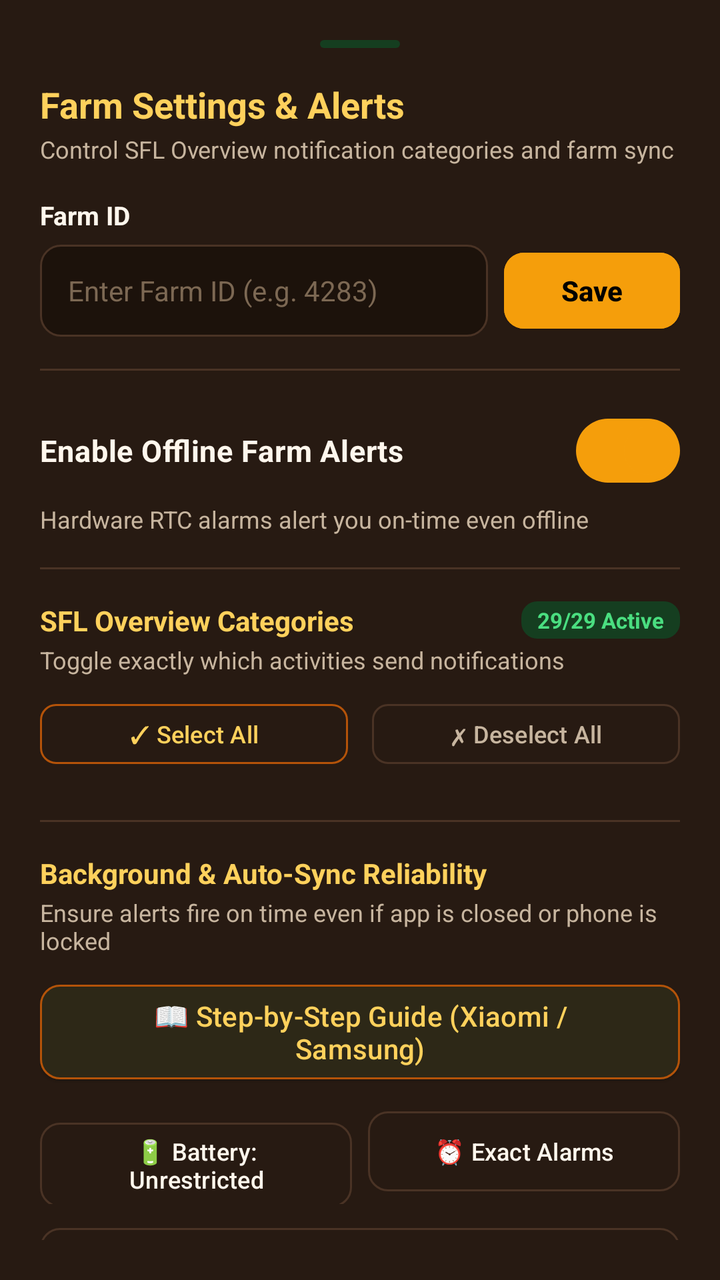
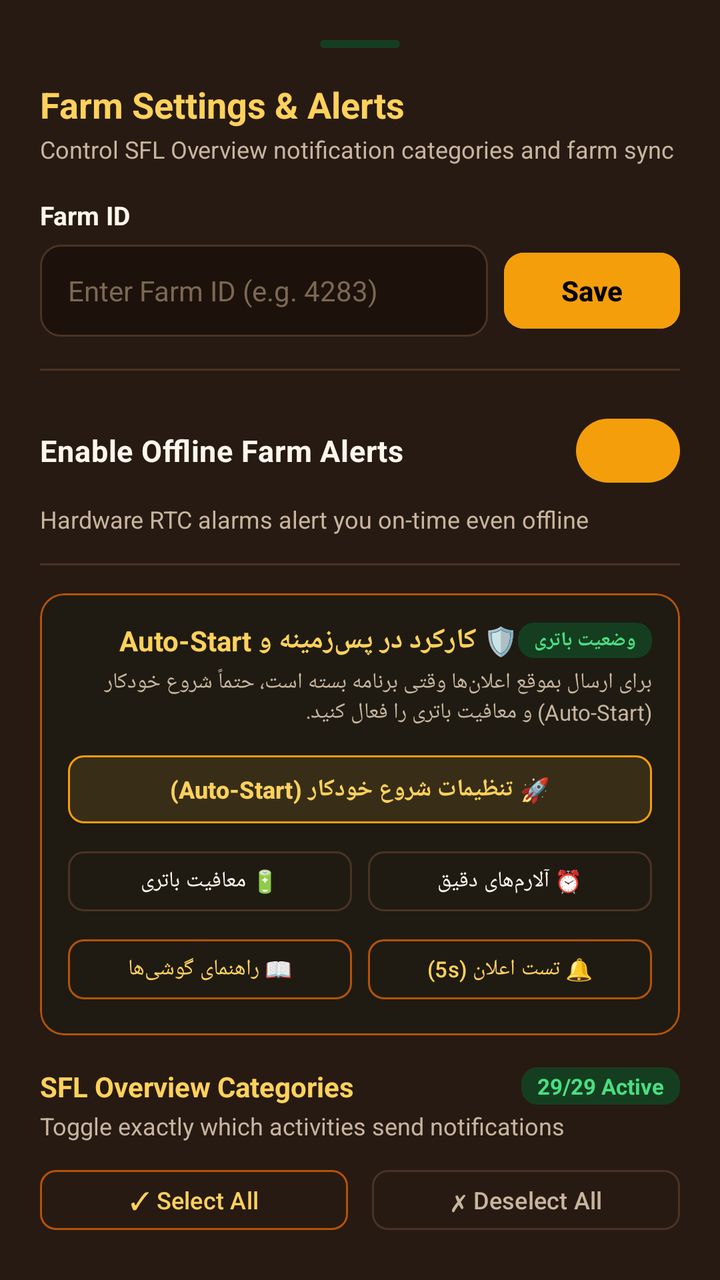

The first picture is an Android layout as it rendered before a commit; the second is the same layout after the commit. The layout source and the unified diff follow.
<!-- AndroidManifest.xml: application theme Theme.SFLNotifApp -->
<!-- res/layout/bottom_sheet_settings.xml -->
<?xml version="1.0" encoding="utf-8"?>
<androidx.core.widget.NestedScrollView xmlns:android="http://schemas.android.com/apk/res/android"
    xmlns:app="http://schemas.android.com/apk/res-auto"
    android:layout_width="match_parent"
    android:layout_height="wrap_content"
    android:background="@color/bg_card"
    android:padding="20dp">

    <LinearLayout
        android:layout_width="match_parent"
        android:layout_height="wrap_content"
        android:orientation="vertical">

        
        <View
            android:layout_width="40dp"
            android:layout_height="4dp"
            android:layout_gravity="center_horizontal"
            android:layout_marginBottom="16dp"
            android:background="@drawable/bg_badge_ready" />

        <TextView
            android:layout_width="wrap_content"
            android:layout_height="wrap_content"
            android:text="Farm Settings &amp; Alerts"
            android:textColor="@color/sunflower_yellow"
            android:textSize="18sp"
            android:textStyle="bold" />

        <TextView
            android:layout_width="wrap_content"
            android:layout_height="wrap_content"
            android:layout_marginTop="2dp"
            android:text="Control SFL Overview notification categories and farm sync"
            android:textColor="@color/text_secondary"
            android:textSize="12sp" />

        
        <TextView
            android:layout_width="wrap_content"
            android:layout_height="wrap_content"
            android:layout_marginTop="16dp"
            android:text="Farm ID"
            android:textColor="@color/text_primary"
            android:textSize="13sp"
            android:textStyle="bold" />

        <LinearLayout
            android:layout_width="match_parent"
            android:layout_height="wrap_content"
            android:layout_marginTop="6dp"
            android:gravity="center_vertical"
            android:orientation="horizontal">

            <EditText
                android:id="@+id/etFarmId"
                android:layout_width="0dp"
                android:layout_height="46dp"
                android:layout_weight="1"
                android:background="@drawable/bg_input"
                android:hint="Enter Farm ID (e.g. 4283)"
                android:inputType="number"
                android:paddingHorizontal="14dp"
                android:textColor="@color/text_primary"
                android:textColorHint="@color/text_muted"
                android:textSize="14sp" />

            <Space
                android:layout_width="8dp"
                android:layout_height="wrap_content" />

            <com.google.android.material.button.MaterialButton
                android:id="@+id/btnSaveFarmId"
                style="@style/Widget.Material3.Button.ElevatedButton"
                android:layout_width="wrap_content"
                android:layout_height="46dp"
                android:backgroundTint="@color/sunflower_gold"
                android:text="Save"
                android:textColor="#000000"
                android:textStyle="bold"
                app:cornerRadius="10dp" />
        </LinearLayout>

        <View
            android:layout_width="match_parent"
            android:layout_height="1dp"
            android:layout_marginVertical="16dp"
            android:background="@color/border_subtle" />

        
        <com.google.android.material.materialswitch.MaterialSwitch
            android:id="@+id/switchMasterNotifs"
            android:layout_width="match_parent"
            android:layout_height="wrap_content"
            android:checked="true"
            android:text="Enable Offline Farm Alerts"
            android:textColor="@color/text_primary"
            android:textSize="15sp"
            android:textStyle="bold"
            app:thumbTint="@color/sunflower_gold" />

        <TextView
            android:layout_width="wrap_content"
            android:layout_height="wrap_content"
            android:layout_marginTop="2dp"
            android:text="Hardware RTC alarms alert you on-time even offline"
            android:textColor="@color/text_secondary"
            android:textSize="12sp" />

        <View
            android:layout_width="match_parent"
            android:layout_height="1dp"
            android:layout_marginVertical="16dp"
            android:background="@color/border_subtle" />

        
        <LinearLayout
            android:layout_width="match_parent"
            android:layout_height="wrap_content"
            android:gravity="center_vertical"
            android:orientation="horizontal">

            <TextView
                android:layout_width="0dp"
                android:layout_height="wrap_content"
                android:layout_weight="1"
                android:text="SFL Overview Categories"
                android:textColor="@color/sunflower_yellow"
                android:textSize="14sp"
                android:textStyle="bold" />

            <TextView
                android:id="@+id/tvCategoriesCount"
                android:layout_width="wrap_content"
                android:layout_height="wrap_content"
                android:background="@drawable/bg_badge_ready"
                android:paddingHorizontal="8dp"
                android:paddingVertical="2dp"
                android:text="29/29 Active"
                android:textColor="@color/badge_ready_text"
                android:textSize="11sp"
                android:textStyle="bold" />
        </LinearLayout>

        <TextView
            android:layout_width="wrap_content"
            android:layout_height="wrap_content"
            android:layout_marginTop="2dp"
            android:text="Toggle exactly which activities send notifications"
            android:textColor="@color/text_secondary"
            android:textSize="12sp" />

        
        <LinearLayout
            android:layout_width="match_parent"
            android:layout_height="wrap_content"
            android:layout_marginTop="10dp"
            android:orientation="horizontal">

            <com.google.android.material.button.MaterialButton
                android:id="@+id/btnSelectAllCategories"
                style="@style/Widget.Material3.Button.OutlinedButton"
                android:layout_width="0dp"
                android:layout_height="38dp"
                android:layout_marginEnd="6dp"
                android:layout_weight="1"
                android:padding="0dp"
                android:text="✓ Select All"
                android:textColor="@color/sunflower_yellow"
                android:textSize="12sp"
                app:cornerRadius="8dp"
                app:strokeColor="@color/sunflower_amber_dark" />

            <com.google.android.material.button.MaterialButton
                android:id="@+id/btnDeselectAllCategories"
                style="@style/Widget.Material3.Button.OutlinedButton"
                android:layout_width="0dp"
                android:layout_height="38dp"
                android:layout_marginStart="6dp"
                android:layout_weight="1"
                android:padding="0dp"
                android:text="✗ Deselect All"
                android:textColor="@color/text_secondary"
                android:textSize="12sp"
                app:cornerRadius="8dp"
                app:strokeColor="@color/border_subtle" />
        </LinearLayout>

        
        <androidx.recyclerview.widget.RecyclerView
            android:id="@+id/rvCategories"
            android:layout_width="match_parent"
            android:layout_height="wrap_content"
            android:layout_marginTop="8dp"
            android:nestedScrollingEnabled="false" />

        <View
            android:layout_width="match_parent"
            android:layout_height="1dp"
            android:layout_marginVertical="16dp"
            android:background="@color/border_subtle" />

        
        <TextView
            android:layout_width="wrap_content"
            android:layout_height="wrap_content"
            android:text="Background &amp; Auto-Sync Reliability"
            android:textColor="@color/sunflower_yellow"
            android:textSize="14sp"
            android:textStyle="bold" />

        <TextView
            android:layout_width="wrap_content"
            android:layout_height="wrap_content"
            android:layout_marginTop="2dp"
            android:text="Ensure alerts fire on time even if app is closed or phone is locked"
            android:textColor="@color/text_secondary"
            android:textSize="12sp" />

        <LinearLayout
            android:layout_width="match_parent"
            android:layout_height="wrap_content"
            android:layout_marginTop="10dp"
            android:orientation="vertical">

            
            <com.google.android.material.button.MaterialButton
                android:id="@+id/btnBackgroundGuide"
                style="@style/Widget.Material3.Button.ElevatedButton"
                android:layout_width="match_parent"
                android:layout_height="wrap_content"
                android:backgroundTint="#2D2817"
                android:text="📖 Step-by-Step Guide (Xiaomi / Samsung)"
                android:textColor="@color/sunflower_yellow"
                app:cornerRadius="10dp"
                app:strokeColor="@color/sunflower_amber_dark"
                app:strokeWidth="1dp" />

            
            <LinearLayout
                android:layout_width="match_parent"
                android:layout_height="wrap_content"
                android:layout_marginTop="8dp"
                android:orientation="horizontal">

                <com.google.android.material.button.MaterialButton
                    android:id="@+id/btnBatteryOptimization"
                    style="@style/Widget.Material3.Button.OutlinedButton"
                    android:layout_width="0dp"
                    android:layout_height="wrap_content"
                    android:layout_marginEnd="4dp"
                    android:layout_weight="1"
                    android:text="🔋 Battery: Unrestricted"
                    android:textColor="@color/text_primary"
                    android:textSize="12sp"
                    app:cornerRadius="10dp"
                    app:strokeColor="@color/border_subtle" />

                <com.google.android.material.button.MaterialButton
                    android:id="@+id/btnExactAlarm"
                    style="@style/Widget.Material3.Button.OutlinedButton"
                    android:layout_width="0dp"
                    android:layout_height="wrap_content"
                    android:layout_marginStart="4dp"
                    android:layout_weight="1"
                    android:text="⏰ Exact Alarms"
                    android:textColor="@color/text_primary"
                    android:textSize="12sp"
                    app:cornerRadius="10dp"
                    app:strokeColor="@color/border_subtle" />
            </LinearLayout>

            
            <com.google.android.material.button.MaterialButton
                android:id="@+id/btnAutostartSettings"
                style="@style/Widget.Material3.Button.OutlinedButton"
                android:layout_width="match_parent"
                android:layout_height="wrap_content"
                android:layout_marginTop="8dp"
                android:text="🚀 App Info / Autostart Settings"
                android:textColor="@color/text_primary"
                android:textSize="13sp"
                app:cornerRadius="10dp"
                app:strokeColor="@color/border_subtle" />
        </LinearLayout>

        
        <com.google.android.material.button.MaterialButton
            android:id="@+id/btnTestNotification"
            style="@style/Widget.Material3.Button.OutlinedButton"
            android:layout_width="match_parent"
            android:layout_height="wrap_content"
            android:layout_marginTop="8dp"
            android:text="🔔 Send Test Notification"
            android:textColor="@color/sunflower_yellow"
            app:cornerRadius="10dp"
            app:strokeColor="@color/sunflower_amber_dark" />

        
        <com.google.android.material.button.MaterialButton
            android:id="@+id/btnCloseSettings"
            style="@style/Widget.Material3.Button.ElevatedButton"
            android:layout_width="match_parent"
            android:layout_height="wrap_content"
            android:layout_marginTop="12dp"
            android:backgroundTint="@color/sunflower_gold"
            android:text="Apply &amp; Done"
            android:textColor="#000000"
            android:textStyle="bold"
            app:cornerRadius="10dp" />

    </LinearLayout>
</androidx.core.widget.NestedScrollView>
<!-- resources referenced by this layout -->
<resources>
  <color name="badge_ready_text">#4ADE80</color>
  <color name="bg_card">#271A12</color>
  <color name="border_subtle">#4A3325</color>
  <color name="sunflower_amber_dark">#B45309</color>
  <color name="sunflower_gold">#F59E0B</color>
  <color name="sunflower_yellow">#FFD15C</color>
  <color name="text_muted">#7C6853</color>
  <color name="text_primary">#FFF7ED</color>
  <color name="text_secondary">#C7B59F</color>
  <!-- drawable bg_badge_ready (drawable) -->
  <?xml version="1.0" encoding="utf-8"?>
  <shape xmlns:android="http://schemas.android.com/apk/res/android"
      android:shape="rectangle">
      <solid android:color="@color/badge_ready_bg" />
      <corners android:radius="8dp" />
  </shape>
  <!-- drawable bg_input (drawable) -->
  <?xml version="1.0" encoding="utf-8"?>
  <shape xmlns:android="http://schemas.android.com/apk/res/android"
      android:shape="rectangle">
      <solid android:color="@color/bg_input" />
      <stroke android:width="1dp" android:color="@color/border_subtle" />
      <corners android:radius="10dp" />
  </shape>
  <style name="Theme.SFLNotifApp" parent="Theme.Material3.Dark.NoActionBar">
          <item name="android:statusBarColor">@color/bg_dark</item>
          <item name="android:navigationBarColor">@color/bg_dark</item>
          <item name="android:windowBackground">@color/bg_dark</item>
          <item name="colorPrimary">@color/sunflower_gold</item>
          <item name="colorSecondary">@color/sfl_green</item>
          <item name="colorSurface">@color/bg_card</item>
          <item name="colorOnSurface">@color/text_primary</item>
      </style>
  <color name="badge_ready_bg">#153E20</color>
  <color name="bg_input">#1C120B</color>
  <color name="bg_dark">#18120C</color>
  <color name="sfl_green">#10B981</color>
</resources>

<!-- the commit's change to res/layout/bottom_sheet_settings.xml (unified diff, before → after) -->
@@ -110,8 +110,151 @@
         <View
             android:layout_width="match_parent"
             android:layout_height="1dp"
-            android:layout_marginVertical="16dp"
+            android:layout_marginVertical="14dp"
             android:background="@color/border_subtle" />
+
+        
+        <com.google.android.material.card.MaterialCardView
+            android:layout_width="match_parent"
+            android:layout_height="wrap_content"
+            android:layout_marginBottom="16dp"
+            app:cardBackgroundColor="#1F1B12"
+            app:cardCornerRadius="12dp"
+            app:cardElevation="0dp"
+            app:strokeColor="@color/sunflower_amber_dark"
+            app:strokeWidth="1dp">
+
+            <LinearLayout
+                android:layout_width="match_parent"
+                android:layout_height="wrap_content"
+                android:orientation="vertical"
+                android:padding="14dp">
+
+                <LinearLayout
+                    android:layout_width="match_parent"
+                    android:layout_height="wrap_content"
+                    android:gravity="center_vertical"
+                    android:orientation="horizontal">
+
+                    <TextView
+                        android:layout_width="0dp"
+                        android:layout_height="wrap_content"
+                        android:layout_weight="1"
+                        android:text="🛡️ کارکرد در پس‌زمینه و Auto-Start"
+                        android:textColor="@color/sunflower_yellow"
+                        android:textSize="14sp"
+                        android:textStyle="bold" />
+
+                    <TextView
+                        android:id="@+id/tvBatteryStatusBadge"
+                        android:layout_width="wrap_content"
+                        android:layout_height="wrap_content"
+                        android:background="@drawable/bg_badge_ready"
+                        android:paddingHorizontal="8dp"
+                        android:paddingVertical="2dp"
+                        android:text="وضعیت باتری"
+                        android:textColor="@color/badge_ready_text"
+                        android:textSize="10sp"
+                        android:textStyle="bold" />
+                </LinearLayout>
+
+                <TextView
+                    android:layout_width="wrap_content"
+                    android:layout_height="wrap_content"
+                    android:layout_marginTop="4dp"
+                    android:text="برای ارسال بموقع اعلان‌ها وقتی برنامه بسته است، حتماً شروع خودکار (Auto-Start) و معافیت باتری را فعال کنید."
+                    android:textColor="@color/text_secondary"
+                    android:textSize="11sp" />
+
+                
+                <com.google.android.material.button.MaterialButton
+                    android:id="@+id/btnAutostartSettings"
+                    style="@style/Widget.Material3.Button.ElevatedButton"
+                    android:layout_width="match_parent"
+                    android:layout_height="42dp"
+                    android:layout_marginTop="10dp"
+                    android:backgroundTint="#382E18"
+                    android:padding="0dp"
+                    android:text="🚀 تنظیمات شروع خودکار (Auto-Start)"
+                    android:textColor="@color/sunflower_yellow"
+                    android:textSize="12sp"
+                    android:textStyle="bold"
+                    app:cornerRadius="8dp"
+                    app:strokeColor="@color/sunflower_gold"
+                    app:strokeWidth="1dp" />
+
+                <LinearLayout
+                    android:layout_width="match_parent"
+                    android:layout_height="wrap_content"
+                    android:layout_marginTop="6dp"
+                    android:orientation="horizontal">
+
+                    <com.google.android.material.button.MaterialButton
+                        android:id="@+id/btnBatteryOptimization"
+                        style="@style/Widget.Material3.Button.OutlinedButton"
+                        android:layout_width="0dp"
+                        android:layout_height="38dp"
+                        android:layout_marginEnd="4dp"
+                        android:layout_weight="1"
+                        android:padding="0dp"
+                        android:text="🔋 معافیت باتری"
+                        android:textColor="@color/text_primary"
+                        android:textSize="11sp"
+                        app:cornerRadius="8dp"
+                        app:strokeColor="@color/border_subtle" />
+
+                    <com.google.android.material.button.MaterialButton
+                        android:id="@+id/btnExactAlarm"
+                        style="@style/Widget.Material3.Button.OutlinedButton"
+                        android:layout_width="0dp"
+                        android:layout_height="38dp"
+                        android:layout_marginStart="4dp"
+                        android:layout_weight="1"
+                        android:padding="0dp"
+                        android:text="⏰ آلارم‌های دقیق"
+                        android:textColor="@color/text_primary"
+                        android:textSize="11sp"
+                        app:cornerRadius="8dp"
+                        app:strokeColor="@color/border_subtle" />
+                </LinearLayout>
+
+                <LinearLayout
+                    android:layout_width="match_parent"
+                    android:layout_height="wrap_content"
+                    android:layout_marginTop="6dp"
+                    android:orientation="horizontal">
+
+                    <com.google.android.material.button.MaterialButton
+                        android:id="@+id/btnBackgroundGuide"
+                        style="@style/Widget.Material3.Button.OutlinedButton"
+                        android:layout_width="0dp"
+                        android:layout_height="38dp"
+                        android:layout_marginEnd="4dp"
+                        android:layout_weight="1"
+                        android:padding="0dp"
+                        android:text="📖 راهنمای گوشی‌ها"
+                        android:textColor="@color/sunflower_yellow"
+                        android:textSize="11sp"
+                        app:cornerRadius="8dp"
+                        app:strokeColor="@color/sunflower_amber_dark" />
+
+                    <com.google.android.material.button.MaterialButton
+                        android:id="@+id/btnTestNotification"
+                        style="@style/Widget.Material3.Button.OutlinedButton"
+                        android:layout_width="0dp"
+                        android:layout_height="38dp"
+                        android:layout_marginStart="4dp"
+                        android:layout_weight="1"
+                        android:padding="0dp"
+                        android:text="🔔 تست اعلان (5s)"
+                        android:textColor="@color/sunflower_yellow"
+                        android:textSize="11sp"
+                        app:cornerRadius="8dp"
+                        app:strokeColor="@color/sunflower_amber_dark" />
+                </LinearLayout>
+
+            </LinearLayout>
+        </com.google.android.material.card.MaterialCardView>
 
         
         <LinearLayout
@@ -194,117 +337,15 @@
             android:layout_marginTop="8dp"
             android:nestedScrollingEnabled="false" />
 
-        <View
-            android:layout_width="match_parent"
-            android:layout_height="1dp"
-            android:layout_marginVertical="16dp"
-            android:background="@color/border_subtle" />
-
-        
-        <TextView
-            android:layout_width="wrap_content"
-            android:layout_height="wrap_content"
-            android:text="Background &amp; Auto-Sync Reliability"
-            android:textColor="@color/sunflower_yellow"
-            android:textSize="14sp"
-            android:textStyle="bold" />
-
-        <TextView
-            android:layout_width="wrap_content"
-            android:layout_height="wrap_content"
-            android:layout_marginTop="2dp"
-            android:text="Ensure alerts fire on time even if app is closed or phone is locked"
-            android:textColor="@color/text_secondary"
-            android:textSize="12sp" />
-
-        <LinearLayout
-            android:layout_width="match_parent"
-            android:layout_height="wrap_content"
-            android:layout_marginTop="10dp"
-            android:orientation="vertical">
-
-            
-            <com.google.android.material.button.MaterialButton
-                android:id="@+id/btnBackgroundGuide"
-                style="@style/Widget.Material3.Button.ElevatedButton"
-                android:layout_width="match_parent"
-                android:layout_height="wrap_content"
-                android:backgroundTint="#2D2817"
-                android:text="📖 Step-by-Step Guide (Xiaomi / Samsung)"
-                android:textColor="@color/sunflower_yellow"
-                app:cornerRadius="10dp"
-                app:strokeColor="@color/sunflower_amber_dark"
-                app:strokeWidth="1dp" />
-
-            
-            <LinearLayout
-                android:layout_width="match_parent"
-                android:layout_height="wrap_content"
-                android:layout_marginTop="8dp"
-                android:orientation="horizontal">
-
-                <com.google.android.material.button.MaterialButton
-                    android:id="@+id/btnBatteryOptimization"
-                    style="@style/Widget.Material3.Button.OutlinedButton"
-                    android:layout_width="0dp"
-                    android:layout_height="wrap_content"
-                    android:layout_marginEnd="4dp"
-                    android:layout_weight="1"
-                    android:text="🔋 Battery: Unrestricted"
-                    android:textColor="@color/text_primary"
-                    android:textSize="12sp"
-                    app:cornerRadius="10dp"
-                    app:strokeColor="@color/border_subtle" />
-
-                <com.google.android.material.button.MaterialButton
-                    android:id="@+id/btnExactAlarm"
-                    style="@style/Widget.Material3.Button.OutlinedButton"
-                    android:layout_width="0dp"
-                    android:layout_height="wrap_content"
-                    android:layout_marginStart="4dp"
-                    android:layout_weight="1"
-                    android:text="⏰ Exact Alarms"
-                    android:textColor="@color/text_primary"
-                    android:textSize="12sp"
-                    app:cornerRadius="10dp"
-                    app:strokeColor="@color/border_subtle" />
-            </LinearLayout>
-
-            
-            <com.google.android.material.button.MaterialButton
-                android:id="@+id/btnAutostartSettings"
-                style="@style/Widget.Material3.Button.OutlinedButton"
-                android:layout_width="match_parent"
-                android:layout_height="wrap_content"
-                android:layout_marginTop="8dp"
-                android:text="🚀 App Info / Autostart Settings"
-                android:textColor="@color/text_primary"
-                android:textSize="13sp"
-                app:cornerRadius="10dp"
-                app:strokeColor="@color/border_subtle" />
-        </LinearLayout>
-
-        
-        <com.google.android.material.button.MaterialButton
-            android:id="@+id/btnTestNotification"
-            style="@style/Widget.Material3.Button.OutlinedButton"
-            android:layout_width="match_parent"
-            android:layout_height="wrap_content"
-            android:layout_marginTop="8dp"
-            android:text="🔔 Send Test Notification"
-            android:textColor="@color/sunflower_yellow"
-            app:cornerRadius="10dp"
-            app:strokeColor="@color/sunflower_amber_dark" />
-
         
         <com.google.android.material.button.MaterialButton
             android:id="@+id/btnCloseSettings"
             style="@style/Widget.Material3.Button.ElevatedButton"
             android:layout_width="match_parent"
             android:layout_height="wrap_content"
-            android:layout_marginTop="12dp"
+            android:layout_marginTop="20dp"
             android:backgroundTint="@color/sunflower_gold"
-            android:text="Apply &amp; Done"
+            android:text="اعمال و بستن تنظیمات (Apply &amp; Done)"
             android:textColor="#000000"
             android:textStyle="bold"
             app:cornerRadius="10dp" />
